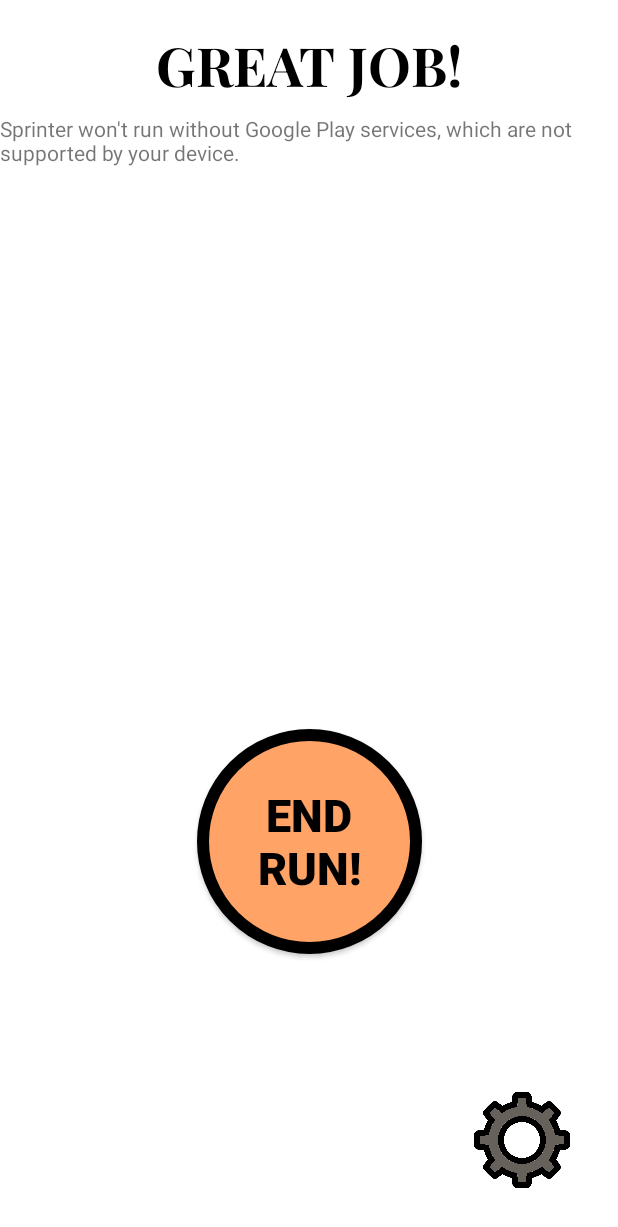
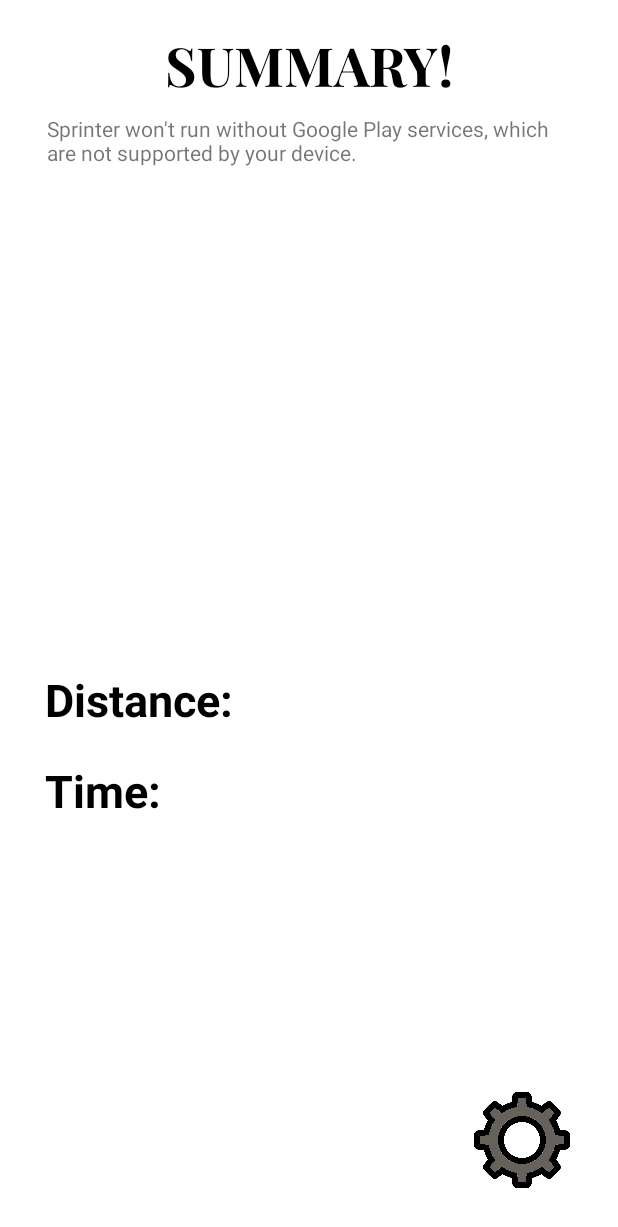
Before and after one commit to CSE-5236-Mobile-Dev/Sprinter, an Android app: the fragment RunningFragment placed in its activity, after a tap on an icon or button, on a phone screen of 412 x 824 dp. Shown: the top 1227 px of the screen. Run offline under Robolectric (Android 15) with nearby library versions, the phone set to English and light mode, and no system bars; libraries missing offline, so code that uses them is left out: com.google.maps.android; 1 statement that could not run was skipped.

Commit message:
Working route summary page

```diff
--- a/Sprinter/app/src/main/java/com/pearlsea/sprinter/RunActivity.java
+++ b/Sprinter/app/src/main/java/com/pearlsea/sprinter/RunActivity.java
@@ -45,6 +45,7 @@
 
     /* Declare Fragments */
     SettingsFragment settingsFragment;
+    Fragment summaryFragment;
 
     // initializing
     // FusedLocationProviderClient
@@ -93,12 +94,22 @@
         // Store Run to the Database
 
         // Transition to the run summary screen.
+        // TODO: Use Database instead of injecting into fragment
+        summaryFragment = new SummaryFragment(run);
+
+        fragmentManager.beginTransaction()
+                .replace(R.id.runFragmentContainer, summaryFragment)
+                .addToBackStack(null)
+                .commit();
+
+
     }
 
     //region Fragment / Activity Transitions
     public void handleSettingsButton() {
         Log.d("RunActivity", "Settings Button Triggered");
 
+        // TODO: store a member variable to contain active fragment - this code will revert to the wrong screen
         Fragment activeFragment = fragmentManager.findFragmentById(R.id.runFragmentContainer);
 
         FragmentTransaction transaction = fragmentManager.beginTransaction();
--- a/Sprinter/app/src/main/java/com/pearlsea/sprinter/RunningFragment.java
+++ b/Sprinter/app/src/main/java/com/pearlsea/sprinter/RunningFragment.java
@@ -151,7 +151,7 @@
         return new RunPoint(position, time);
     }
 
-    private boolean useSampleData = true;
+    private boolean useSampleData = false;
     private RunActivity parentActivity;
     private RunPoint retrieveLocation() {
         if (useSampleData) {
--- /dev/null
+++ b/Sprinter/app/src/main/java/com/pearlsea/sprinter/SummaryFragment.java
@@ -0,0 +1,105 @@
+package com.pearlsea.sprinter;
+
+import android.graphics.Bitmap;
+import android.graphics.BitmapFactory;
+import android.graphics.Color;
+import android.os.Bundle;
+
+import androidx.annotation.NonNull;
+import androidx.fragment.app.Fragment;
+
+import android.view.LayoutInflater;
+import android.view.View;
+import android.view.ViewGroup;
+import android.widget.Button;
+import android.widget.TextView;
+
+import com.google.android.gms.maps.CameraUpdateFactory;
+import com.google.android.gms.maps.GoogleMap;
+import com.google.android.gms.maps.OnMapReadyCallback;
+import com.google.android.gms.maps.SupportMapFragment;
+import com.google.android.gms.maps.model.BitmapDescriptor;
+import com.google.android.gms.maps.model.BitmapDescriptorFactory;
+import com.google.android.gms.maps.model.MarkerOptions;
+import com.google.android.gms.maps.model.Polyline;
+import com.google.android.gms.maps.model.PolylineOptions;
+import com.google.maps.android.SphericalUtil;
+
+import java.text.DecimalFormat;
+import java.util.Date;
+import java.util.List;
+
+public class SummaryFragment extends Fragment  implements OnMapReadyCallback {
+
+    List<RunningFragment.RunPoint> run;
+    TextView distance;
+    TextView time;
+
+    public SummaryFragment(List<RunningFragment.RunPoint> run) {
+        this.run = run;
+    }
+
+    @Override
+    public void onCreate(Bundle savedInstanceState) {
+        super.onCreate(savedInstanceState);
+    }
+
+    @Override
+    public View onCreateView(LayoutInflater inflater, ViewGroup container,
+                             Bundle savedInstanceState) {
+        // Inflate the layout for this fragment
+        View rootView = inflater.inflate(R.layout.fragment_summary, container, false);
+
+        SupportMapFragment mapFragment = (SupportMapFragment) getChildFragmentManager().findFragmentById(R.id.mapContainer);
+        mapFragment.getMapAsync(this);
+
+        distance = rootView.findViewById(R.id.distanceTextEntry);
+        time = rootView.findViewById(R.id.timeTextEntry);
+
+        return rootView;
+    }
+
+    private PolylineOptions constructCurrentPolyline() {
+        PolylineOptions options = new PolylineOptions()
+                .clickable(false)
+                .color(Color.parseColor("#ffa366"))
+                .width(10);
+
+        for (RunningFragment.RunPoint r : run) {
+            options.add(r.position);
+        }
+
+        return options;
+    }
+
+    public static String getTimeDifference(Date date1, Date date2) {
+        long timeDifferenceMillis = Math.abs(date1.getTime() - date2.getTime());
+        long hours = timeDifferenceMillis / (60 * 60 * 1000);
+        long minutes = (timeDifferenceMillis / (60 * 1000)) % 60;
+        long seconds = (timeDifferenceMillis / 1000) % 60;
+
+        return String.format("%02d:%02d:%02d", hours, minutes, seconds);
+    }
+
+
+    private GoogleMap mMap;
+    private boolean mapReady;
+
+    @Override
+    public void onMapReady(@NonNull GoogleMap googleMap) {
+        mMap = googleMap;
+        mapReady = true;
+        mMap.setMapType(GoogleMap.MAP_TYPE_HYBRID);
+        Polyline p = mMap.addPolyline(constructCurrentPolyline());
+        double polylineLength = SphericalUtil.computeLength(p.getPoints());
+
+        mMap.moveCamera(CameraUpdateFactory.newLatLngZoom(run.get(0).position, 18));
+
+        DecimalFormat df = new DecimalFormat("#.##");
+        String formatted = df.format(polylineLength / 1609.344);
+        distance.setText(formatted + " Miles");
+
+        time.setText(getTimeDifference(run.get(0).time, run.get(run.toArray().length - 1).time));
+
+    }
+}
--- a/Sprinter/app/src/main/res/layout/fragment_settings.xml
+++ b/Sprinter/app/src/main/res/layout/fragment_settings.xml
@@ -38,7 +38,7 @@
         android:textSize="30dp"
         android:layout_marginLeft="20dp"
         android:layout_marginRight="20dp"
-        android:layout_marginTop="60dp"
+        android:layout_marginTop="30dp"
         style="@style/txtPlayfairDisplayromansemibold20"
         />
 
@@ -50,7 +50,7 @@
         android:textSize="30dp"
         android:layout_marginLeft="20dp"
         android:layout_marginRight="20dp"
-        android:layout_marginTop="60dp"
+        android:layout_marginTop="30dp"
         style="@style/txtPlayfairDisplayromansemibold20"
         />
     <TextView
@@ -61,7 +61,19 @@
         android:textSize="30dp"
         android:layout_marginLeft="20dp"
         android:layout_marginRight="20dp"
-        android:layout_marginTop="60dp"
+        android:layout_marginTop="30dp"
+        style="@style/txtPlayfairDisplayromansemibold20"
+        />
+
+    <TextView
+        android:id="@+id/logout_button"
+        android:layout_height="50dp"
+        android:layout_width="match_parent"
+        android:text="@string/settings_logout"
+        android:textSize="30dp"
+        android:layout_marginLeft="20dp"
+        android:layout_marginRight="20dp"
+        android:layout_marginTop="30dp"
         style="@style/txtPlayfairDisplayromansemibold20"
         />
 
--- /dev/null
+++ b/Sprinter/app/src/main/res/layout/fragment_summary.xml
@@ -0,0 +1,87 @@
+<?xml version="1.0" encoding="utf-8"?>
+<androidx.constraintlayout.widget.ConstraintLayout
+    xmlns:android="http://schemas.android.com/apk/res/android"
+    xmlns:tools="http://schemas.android.com/tools"
+    xmlns:app="http://schemas.android.com/apk/res-auto"
+    android:layout_width="match_parent"
+    android:layout_height="match_parent"
+    tools:context=".SummaryFragment">
+
+    <TextView
+        android:id="@+id/runningTitle"
+        style="@style/txtPlayfairDisplayromanbold36"
+        android:layout_width="match_parent"
+        android:layout_height="@dimen/_50pxv"
+        android:layout_marginTop="16dp"
+        android:text="@string/summary_title"
+        android:gravity="center"
+        app:layout_constraintTop_toTopOf="parent"
+        app:layout_constraintStart_toStartOf="parent"
+        app:layout_constraintEnd_toEndOf="parent" />
+
+    <androidx.fragment.app.FragmentContainerView
+        android:id="@+id/mapContainer"
+        android:name="com.google.android.gms.maps.SupportMapFragment"
+        android:layout_width="350dp"
+        android:layout_height="350dp"
+        android:layout_marginTop="10dp"
+        app:layout_constraintTop_toBottomOf="@id/runningTitle"
+        app:layout_constraintStart_toStartOf="parent"
+        app:layout_constraintEnd_toEndOf="parent"
+        tools:layout="@android:layout/browser_link_context_header" />
+
+    <TextView
+        android:id="@+id/distanceText"
+        android:layout_width="150dp"
+        android:layout_height="wrap_content"
+        android:layout_marginTop="20dp"
+        android:layout_marginLeft="@dimen/_30pxh"
+        android:gravity="left"
+        android:text="@string/summary_distance"
+        android:textColor="@android:color/black"
+        android:textSize="30sp"
+        android:textStyle="bold"
+        app:layout_constraintTop_toBottomOf="@id/mapContainer"
+        app:layout_constraintStart_toStartOf="parent"/>
+
+    <TextView
+        android:id="@+id/distanceTextEntry"
+        android:layout_width="150dp"
+        android:layout_height="wrap_content"
+        android:layout_marginTop="20dp"
+        android:gravity="left"
+        android:text=""
+        android:textColor="@android:color/black"
+        android:textSize="30sp"
+        android:textStyle="bold"
+        app:layout_constraintStart_toEndOf="@+id/distanceText"
+        app:layout_constraintTop_toBottomOf="@id/mapContainer" />
+
+    <TextView
+        android:id="@+id/timeText"
+        android:layout_width="150dp"
+        android:layout_height="wrap_content"
+        android:layout_marginTop="20dp"
+        android:layout_marginLeft="@dimen/_30pxh"
+        android:gravity="left"
+        android:text="@string/summary_time"
+        android:textColor="@android:color/black"
+        android:textSize="30sp"
+        android:textStyle="bold"
+        app:layout_constraintTop_toBottomOf="@id/distanceText"
+        app:layout_constraintStart_toStartOf="parent"/>
+
+    <TextView
+        android:id="@+id/timeTextEntry"
+        android:layout_width="150dp"
+        android:layout_height="wrap_content"
+        android:layout_marginTop="20dp"
+        android:gravity="left"
+        android:text=""
+        android:textColor="@android:color/black"
+        android:textSize="30sp"
+        android:textStyle="bold"
+        app:layout_constraintStart_toEndOf="@+id/timeText"
+        app:layout_constraintTop_toBottomOf="@id/distanceText" />
+
+</androidx.constraintlayout.widget.ConstraintLayout>
--- a/Sprinter/app/src/main/res/values/strings.xml
+++ b/Sprinter/app/src/main/res/values/strings.xml
@@ -37,6 +37,7 @@
     <string name="settings_set_goals">2. Set Goals</string>
     <string name="settings_delete_account">3. Delete Account</string>
     <string name="settings_past_routes">4. Past Routes</string>
+    <string name="settings_logout">5. Logout</string>
     <!-- TODO: Remove or change this placeholder text -->
     <string name="hello_blank_fragment">Hello blank fragment</string>
 
@@ -46,4 +47,9 @@
     <!--  Running Fragment  -->
     <string name="running_END_RUN">END\nRUN!</string>
     <string name="running_title">GREAT JOB!</string>
+
+    <!--  Summary Fragment  -->
+    <string name="summary_title">SUMMARY!</string>
+    <string name="summary_distance">Distance: </string>
+    <string name="summary_time">Time: </string>
 </resources>
```
